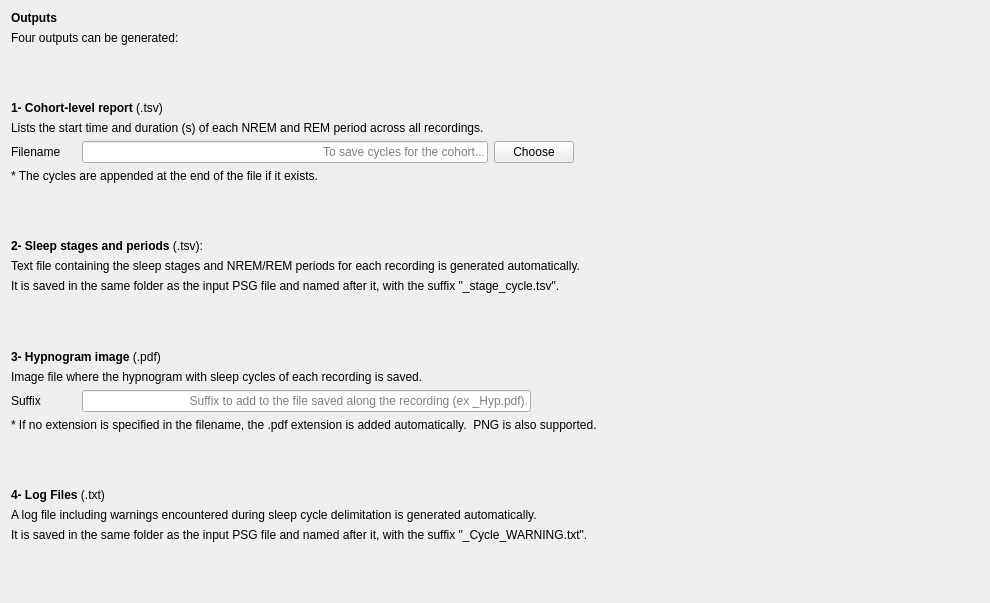
Qt form tools/CEAMSTools/SleepCycleExport/OutputFileStep/Ui_OutputFileStep.ui (SnoozToolbox/snooz-package-ceams) before a commit.
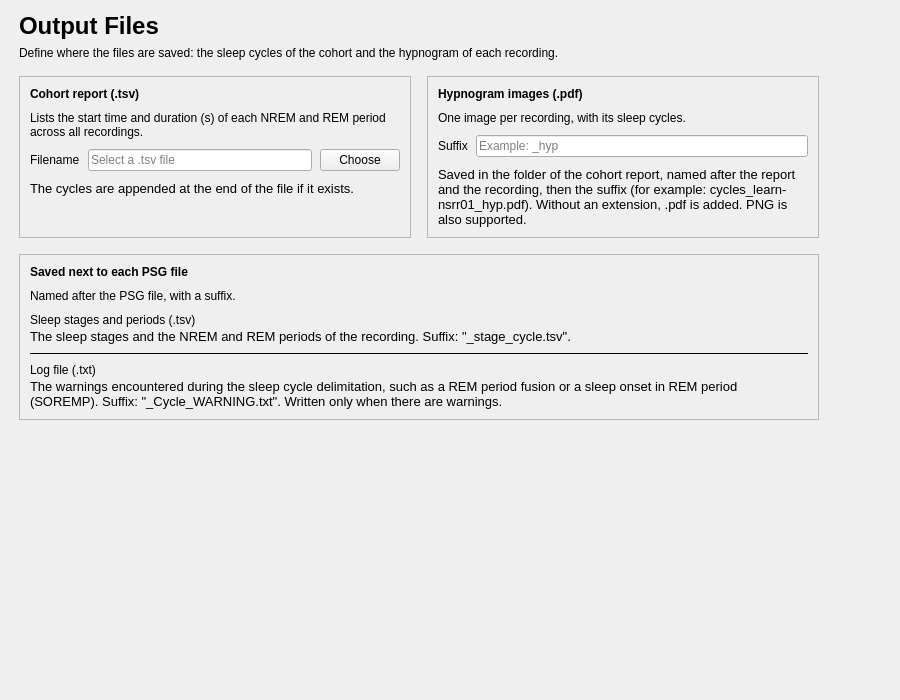
The same form after that commit.

Commit message: Report Sleep Cycle: redesigned pages (tool 2.7.2)

```diff
--- a/tools/CEAMSTools/SleepCycleExport/OutputFileStep/Ui_OutputFileStep.ui
+++ b/tools/CEAMSTools/SleepCycleExport/OutputFileStep/Ui_OutputFileStep.ui
@@ -6,45 +6,135 @@
    <rect>
     <x>0</x>
     <y>0</y>
-    <width>990</width>
-    <height>603</height>
+    <width>900</width>
+    <height>700</height>
    </rect>
   </property>
   <property name="windowTitle">
    <string/>
   </property>
   <layout class="QVBoxLayout" name="verticalLayout">
-   <item>
-    <widget class="QLabel" name="label_16">
-     <property name="text">
-      <string>&lt;html&gt;&lt;head/&gt;&lt;body&gt;&lt;p&gt;&lt;span style=&quot; font-weight:700;&quot;&gt;Outputs&lt;/span&gt;&lt;/p&gt;&lt;/body&gt;&lt;/html&gt;</string>
-     </property>
-    </widget>
-   </item>
-   <item>
-    <widget class="QLabel" name="label_15">
-     <property name="text">
-      <string>Four outputs can be generated:</string>
-     </property>
-    </widget>
-   </item>
+   <property name="leftMargin">
+    <number>19</number>
+   </property>
+   <property name="topMargin">
+    <number>12</number>
+   </property>
+   <property name="rightMargin">
+    <number>19</number>
+   </property>
+   <property name="bottomMargin">
+    <number>12</number>
+   </property>
    <item>
-    <spacer name="verticalSpacer_3">
-     <property name="orientation">
-      <enum>Qt::Orientation::Vertical</enum>
+    <layout class="QHBoxLayout" name="content_row" stretch="1,0">
+     <property name="leftMargin">
+      <number>0</number>
      </property>
-     <property name="sizeHint" stdset="0">
+     <property name="topMargin">
+      <number>0</number>
+     </property>
+     <property name="rightMargin">
+      <number>0</number>
+     </property>
+     <property name="bottomMargin">
+      <number>0</number>
+     </property>
+     <item>
+      <widget class="QWidget" name="content_widget" native="true">
+       <property name="maximumSize">
       <size>
-       <width>20</width>
-       <height>40</height>
-      </size>
-     </property>
-    </spacer>
-   </item>
+         <width>800</width>
+         <height>16777215</height>
+        </size>
+       </property>
+       <layout class="QVBoxLayout" name="content_layout">
+        <property name="spacing">
+         <number>16</number>
+        </property>
+        <property name="leftMargin">
+         <number>0</number>
+        </property>
+        <property name="topMargin">
+         <number>0</number>
+        </property>
+        <property name="rightMargin">
+         <number>0</number>
+        </property>
+        <property name="bottomMargin">
+         <number>0</number>
+        </property>
+        <item>
+         <layout class="QVBoxLayout" name="header_layout">
+          <property name="spacing">
+           <number>6</number>
+          </property>
+          <item>
+           <widget class="QLabel" name="title_label">
+            <property name="font">
+             <font>
+              <pointsize>18</pointsize>
+              <bold>true</bold>
+             </font>
+            </property>
+            <property name="text">
+             <string>Output Files</string>
+            </property>
+           </widget>
+          </item>
+          <item>
+           <widget class="QLabel" name="subtitle_label">
+            <property name="text">
+             <string>Define where the files are saved: the sleep cycles of the cohort and the hypnogram of each recording.</string>
+            </property>
+            <property name="wordWrap">
+             <bool>true</bool>
+            </property>
+            <property name="variant" stdset="0">
+             <string notr="true">help</string>
+            </property>
+           </widget>
+          </item>
+         </layout>
+        </item>
+        <item>
+         <layout class="QHBoxLayout" name="output_cards_layout" stretch="1,1">
+          <property name="spacing">
+           <number>16</number>
+          </property>
+          <item>
+           <widget class="QFrame" name="cohort_card">
+            <property name="frameShape">
+             <enum>QFrame::Shape::StyledPanel</enum>
+            </property>
+            <property name="frameShadow">
+             <enum>QFrame::Shadow::Raised</enum>
+            </property>
+            <layout class="QVBoxLayout" name="cohort_card_layout">
+             <property name="spacing">
+              <number>10</number>
+             </property>
+             <property name="leftMargin">
+              <number>10</number>
+             </property>
+             <property name="topMargin">
+              <number>10</number>
+             </property>
+             <property name="rightMargin">
+              <number>10</number>
+             </property>
+             <property name="bottomMargin">
+              <number>10</number>
+             </property>
    <item>
     <widget class="QLabel" name="label_6">
+               <property name="font">
+                <font>
+                 <bold>true</bold>
+                </font>
+               </property>
      <property name="text">
-      <string>&lt;html&gt;&lt;head/&gt;&lt;body&gt;&lt;p&gt;&lt;span style=&quot; font-weight:700;&quot;&gt;1- Cohort-level report &lt;/span&gt;(.tsv)&lt;/p&gt;&lt;/body&gt;&lt;/html&gt;</string>
+                <string>Cohort report (.tsv)</string>
      </property>
     </widget>
    </item>
@@ -53,18 +143,21 @@
      <property name="text">
       <string>Lists the start time and duration (s) of each NREM and REM period across all recordings.</string>
      </property>
+               <property name="wordWrap">
+                <bool>true</bool>
+               </property>
+               <property name="variant" stdset="0">
+                <string notr="true">help</string>
+               </property>
     </widget>
    </item>
    <item>
-    <layout class="QHBoxLayout" name="horizontalLayout">
+              <layout class="QHBoxLayout" name="cohort_file_layout">
+               <property name="spacing">
+                <number>8</number>
+               </property>
      <item>
       <widget class="QLabel" name="label">
-       <property name="minimumSize">
-        <size>
-         <width>65</width>
-         <height>0</height>
-        </size>
-       </property>
        <property name="text">
         <string>Filename</string>
        </property>
@@ -72,14 +165,11 @@
      </item>
      <item>
       <widget class="QLineEdit" name="tsv_file_lineEdit">
-       <property name="text">
-        <string/>
-       </property>
-       <property name="alignment">
-        <set>Qt::AlignmentFlag::AlignRight|Qt::AlignmentFlag::AlignTrailing|Qt::AlignmentFlag::AlignVCenter</set>
-       </property>
        <property name="placeholderText">
-        <string>To save cycles for the cohort...</string>
+                  <string>Select a .tsv file</string>
+                 </property>
+                 <property name="text">
+                  <string />
        </property>
       </widget>
      </item>
@@ -90,108 +180,98 @@
        </property>
       </widget>
      </item>
-     <item>
-      <spacer name="horizontalSpacer">
-       <property name="orientation">
-        <enum>Qt::Orientation::Horizontal</enum>
-       </property>
-       <property name="sizeType">
-        <enum>QSizePolicy::Policy::Expanding</enum>
-       </property>
-       <property name="sizeHint" stdset="0">
-        <size>
-         <width>40</width>
-         <height>20</height>
-        </size>
-       </property>
-      </spacer>
-     </item>
     </layout>
    </item>
    <item>
     <widget class="QLabel" name="label_5">
+               <property name="font">
+                <font>
+                 <pointsize>10</pointsize>
+                </font>
+               </property>
      <property name="text">
-      <string>* The cycles are appended at the end of the file if it exists. </string>
-     </property>
+                <string>The cycles are appended at the end of the file if it exists.</string>
+               </property>
+               <property name="wordWrap">
+                <bool>true</bool>
+               </property>
+               <property name="variant" stdset="0">
+                <string notr="true">help</string>
+               </property>
     </widget>
    </item>
    <item>
-    <spacer name="verticalSpacer_4">
+              <spacer name="cohort_stretch">
      <property name="orientation">
       <enum>Qt::Orientation::Vertical</enum>
      </property>
-     <property name="sizeType">
-      <enum>QSizePolicy::Policy::Expanding</enum>
-     </property>
      <property name="sizeHint" stdset="0">
       <size>
        <width>20</width>
-       <height>20</height>
+                 <height>0</height>
       </size>
      </property>
     </spacer>
    </item>
-   <item>
-    <widget class="QLabel" name="label_11">
-     <property name="text">
-      <string>&lt;html&gt;&lt;head/&gt;&lt;body&gt;&lt;p&gt;&lt;span style=&quot; font-weight:700;&quot;&gt;2- Sleep stages and periods&lt;/span&gt; (.tsv):&lt;/p&gt;&lt;/body&gt;&lt;/html&gt;</string>
-     </property>
+            </layout>
     </widget>
    </item>
    <item>
-    <widget class="QLabel" name="label_13">
-     <property name="text">
-      <string>Text file containing the sleep stages and NREM/REM periods for each recording is generated automatically. </string>
-     </property>
-    </widget>
-   </item>
-   <item>
-    <widget class="QLabel" name="label_14">
-     <property name="text">
-      <string>It is saved in the same folder as the input PSG file and named after it, with the suffix &quot;_stage_cycle.tsv&quot;.</string>
-     </property>
-    </widget>
-   </item>
-   <item>
-    <spacer name="verticalSpacer_2">
-     <property name="orientation">
-      <enum>Qt::Orientation::Vertical</enum>
-     </property>
-     <property name="sizeType">
-      <enum>QSizePolicy::Policy::Expanding</enum>
-     </property>
-     <property name="sizeHint" stdset="0">
-      <size>
-       <width>20</width>
-       <height>20</height>
-      </size>
-     </property>
-    </spacer>
-   </item>
+           <widget class="QFrame" name="hypnogram_card">
+            <property name="frameShape">
+             <enum>QFrame::Shape::StyledPanel</enum>
+            </property>
+            <property name="frameShadow">
+             <enum>QFrame::Shadow::Raised</enum>
+            </property>
+            <layout class="QVBoxLayout" name="hypnogram_card_layout">
+             <property name="spacing">
+              <number>10</number>
+             </property>
+             <property name="leftMargin">
+              <number>10</number>
+             </property>
+             <property name="topMargin">
+              <number>10</number>
+             </property>
+             <property name="rightMargin">
+              <number>10</number>
+             </property>
+             <property name="bottomMargin">
+              <number>10</number>
+             </property>
    <item>
     <widget class="QLabel" name="label_7">
+               <property name="font">
+                <font>
+                 <bold>true</bold>
+                </font>
+               </property>
      <property name="text">
-      <string>&lt;html&gt;&lt;head/&gt;&lt;body&gt;&lt;p&gt;&lt;span style=&quot; font-weight:700;&quot;&gt;3- Hypnogram image &lt;/span&gt;(.pdf)&lt;/p&gt;&lt;/body&gt;&lt;/html&gt;</string>
+                <string>Hypnogram images (.pdf)</string>
      </property>
     </widget>
    </item>
    <item>
     <widget class="QLabel" name="label_3">
      <property name="text">
-      <string>Image file where the hypnogram with sleep cycles of each recording is saved.</string>
+                <string>One image per recording, with its sleep cycles.</string>
+               </property>
+               <property name="wordWrap">
+                <bool>true</bool>
+               </property>
+               <property name="variant" stdset="0">
+                <string notr="true">help</string>
      </property>
     </widget>
    </item>
    <item>
-    <layout class="QHBoxLayout" name="horizontalLayout_2">
+              <layout class="QHBoxLayout" name="suffix_layout">
+               <property name="spacing">
+                <number>8</number>
+               </property>
      <item>
       <widget class="QLabel" name="label_4">
-       <property name="minimumSize">
-        <size>
-         <width>65</width>
-         <height>0</height>
-        </size>
-       </property>
        <property name="text">
         <string>Suffix</string>
        </property>
@@ -199,87 +279,208 @@
      </item>
      <item>
       <widget class="QLineEdit" name="Hyp_suffix_lineEdit">
-       <property name="alignment">
-        <set>Qt::AlignmentFlag::AlignRight|Qt::AlignmentFlag::AlignTrailing|Qt::AlignmentFlag::AlignVCenter</set>
-       </property>
        <property name="placeholderText">
-        <string>Suffix to add to the file saved along the recording (ex _Hyp.pdf).</string>
+                  <string>Example: _hyp</string>
        </property>
       </widget>
      </item>
-     <item>
-      <spacer name="horizontalSpacer_2">
-       <property name="orientation">
-        <enum>Qt::Orientation::Horizontal</enum>
-       </property>
-       <property name="sizeType">
-        <enum>QSizePolicy::Policy::Expanding</enum>
-       </property>
-       <property name="sizeHint" stdset="0">
-        <size>
-         <width>40</width>
-         <height>20</height>
-        </size>
-       </property>
-      </spacer>
-     </item>
     </layout>
    </item>
    <item>
     <widget class="QLabel" name="label_9">
+               <property name="font">
+                <font>
+                 <pointsize>10</pointsize>
+                </font>
+               </property>
      <property name="text">
-      <string>* If no extension is specified in the filename, the .pdf extension is added automatically.  PNG is also supported.</string>
+                <string>Saved in the folder of the cohort report, named after the report and the recording, then the suffix (for example: cycles_learn-nsrr01_hyp.pdf). Without an extension, .pdf is added. PNG is also supported.</string>
+               </property>
+               <property name="wordWrap">
+                <bool>true</bool>
+               </property>
+               <property name="variant" stdset="0">
+                <string notr="true">help</string>
      </property>
     </widget>
    </item>
    <item>
-    <spacer name="verticalSpacer_5">
+              <spacer name="hypnogram_stretch">
      <property name="orientation">
       <enum>Qt::Orientation::Vertical</enum>
      </property>
-     <property name="sizeType">
-      <enum>QSizePolicy::Policy::Expanding</enum>
-     </property>
      <property name="sizeHint" stdset="0">
       <size>
        <width>20</width>
-       <height>20</height>
+                 <height>0</height>
       </size>
      </property>
     </spacer>
    </item>
+            </layout>
+           </widget>
+          </item>
+         </layout>
+        </item>
+        <item>
+         <widget class="QFrame" name="each_card">
+          <property name="frameShape">
+           <enum>QFrame::Shape::StyledPanel</enum>
+          </property>
+          <property name="frameShadow">
+           <enum>QFrame::Shadow::Raised</enum>
+          </property>
+          <layout class="QVBoxLayout" name="each_card_layout">
+           <property name="spacing">
+            <number>10</number>
+           </property>
+           <property name="leftMargin">
+            <number>10</number>
+           </property>
+           <property name="topMargin">
+            <number>10</number>
+           </property>
+           <property name="rightMargin">
+            <number>10</number>
+           </property>
+           <property name="bottomMargin">
+            <number>10</number>
+           </property>
+           <item>
+            <widget class="QLabel" name="label_15">
+             <property name="font">
+              <font>
+               <bold>true</bold>
+              </font>
+             </property>
+             <property name="text">
+              <string>Saved next to each PSG file</string>
+             </property>
+            </widget>
+           </item>
+           <item>
+            <widget class="QLabel" name="each_help_label">
+             <property name="text">
+              <string>Named after the PSG file, with a suffix.</string>
+             </property>
+             <property name="wordWrap">
+              <bool>true</bool>
+             </property>
+             <property name="variant" stdset="0">
+              <string notr="true">help</string>
+             </property>
+            </widget>
+           </item>
+           <item>
+            <layout class="QVBoxLayout" name="each_layout">
+             <property name="spacing">
+              <number>8</number>
+             </property>
+             <item>
+              <layout class="QVBoxLayout" name="each_layout_1_layout">
+               <property name="spacing">
+                <number>2</number>
+               </property>
+               <item>
+                <widget class="QLabel" name="label_11">
+                 <property name="text">
+                  <string>Sleep stages and periods (.tsv)</string>
+                 </property>
+                </widget>
+               </item>
+               <item>
+                <widget class="QLabel" name="label_13">
+                 <property name="font">
+                  <font>
+                   <pointsize>10</pointsize>
+                  </font>
+                 </property>
+                 <property name="text">
+                  <string>The sleep stages and the NREM and REM periods of the recording. Suffix: "_stage_cycle.tsv".</string>
+                 </property>
+                 <property name="wordWrap">
+                  <bool>true</bool>
+                 </property>
+                 <property name="variant" stdset="0">
+                  <string notr="true">help</string>
+                 </property>
+                </widget>
+               </item>
+              </layout>
+             </item>
+             <item>
+              <widget class="QFrame" name="each_layout_line_1">
+               <property name="frameShape">
+                <enum>QFrame::Shape::HLine</enum>
+               </property>
+               <property name="frameShadow">
+                <enum>QFrame::Shadow::Plain</enum>
+               </property>
+              </widget>
+             </item>
+             <item>
+              <layout class="QVBoxLayout" name="each_layout_2_layout">
+               <property name="spacing">
+                <number>2</number>
+               </property>
    <item>
     <widget class="QLabel" name="label_8">
      <property name="text">
-      <string>&lt;html&gt;&lt;head/&gt;&lt;body&gt;&lt;p&gt;&lt;span style=&quot; font-weight:700;&quot;&gt;4- Log Files &lt;/span&gt;(.txt)&lt;/p&gt;&lt;/body&gt;&lt;/html&gt;</string>
+                  <string>Log file (.txt)</string>
      </property>
     </widget>
    </item>
    <item>
     <widget class="QLabel" name="label_10">
+                 <property name="font">
+                  <font>
+                   <pointsize>10</pointsize>
+                  </font>
+                 </property>
      <property name="text">
-      <string>A log file including warnings encountered during sleep cycle delimitation is generated automatically. </string>
-     </property>
+                  <string>The warnings encountered during the sleep cycle delimitation, such as a REM period fusion or a sleep onset in REM period (SOREMP). Suffix: "_Cycle_WARNING.txt". Written only when there are warnings.</string>
+                 </property>
+                 <property name="wordWrap">
+                  <bool>true</bool>
+                 </property>
+                 <property name="variant" stdset="0">
+                  <string notr="true">help</string>
+                 </property>
+                </widget>
+               </item>
+              </layout>
+             </item>
+            </layout>
+           </item>
+          </layout>
+         </widget>
+        </item>
+       </layout>
     </widget>
    </item>
    <item>
-    <widget class="QLabel" name="label_12">
-     <property name="text">
-      <string>It is saved in the same folder as the input PSG file and named after it, with the suffix &quot;_Cycle_WARNING.txt&quot;.</string>
-     </property>
-    </widget>
+      <spacer name="content_spacer">
+       <property name="orientation">
+        <enum>Qt::Orientation::Horizontal</enum>
+       </property>
+       <property name="sizeHint" stdset="0">
+        <size>
+         <width>40</width>
+         <height>20</height>
+        </size>
+       </property>
+      </spacer>
+     </item>
+    </layout>
    </item>
    <item>
     <spacer name="verticalSpacer">
      <property name="orientation">
       <enum>Qt::Orientation::Vertical</enum>
      </property>
-     <property name="sizeType">
-      <enum>QSizePolicy::Policy::MinimumExpanding</enum>
-     </property>
      <property name="sizeHint" stdset="0">
       <size>
-       <width>20</width>
+       <width>40</width>
        <height>20</height>
       </size>
      </property>
```
Left out of the diff: 4 changed lines with no effect on the pictures. Lines whose indentation alone changed are shown as unchanged. The commit also changes 9 other files.
